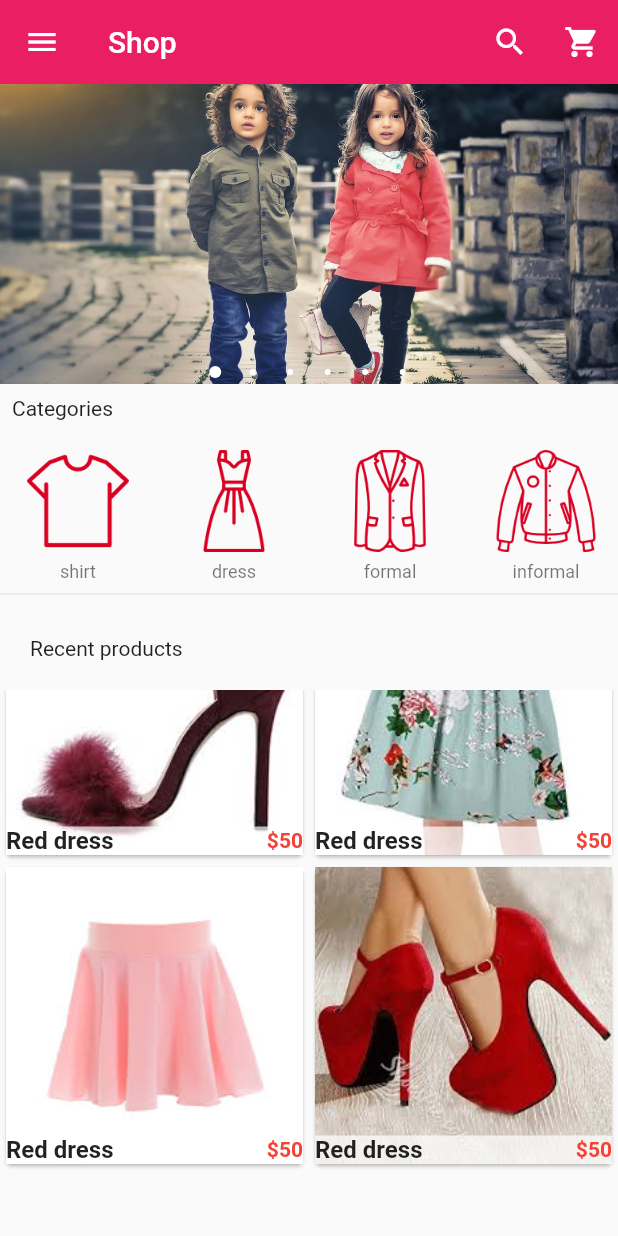
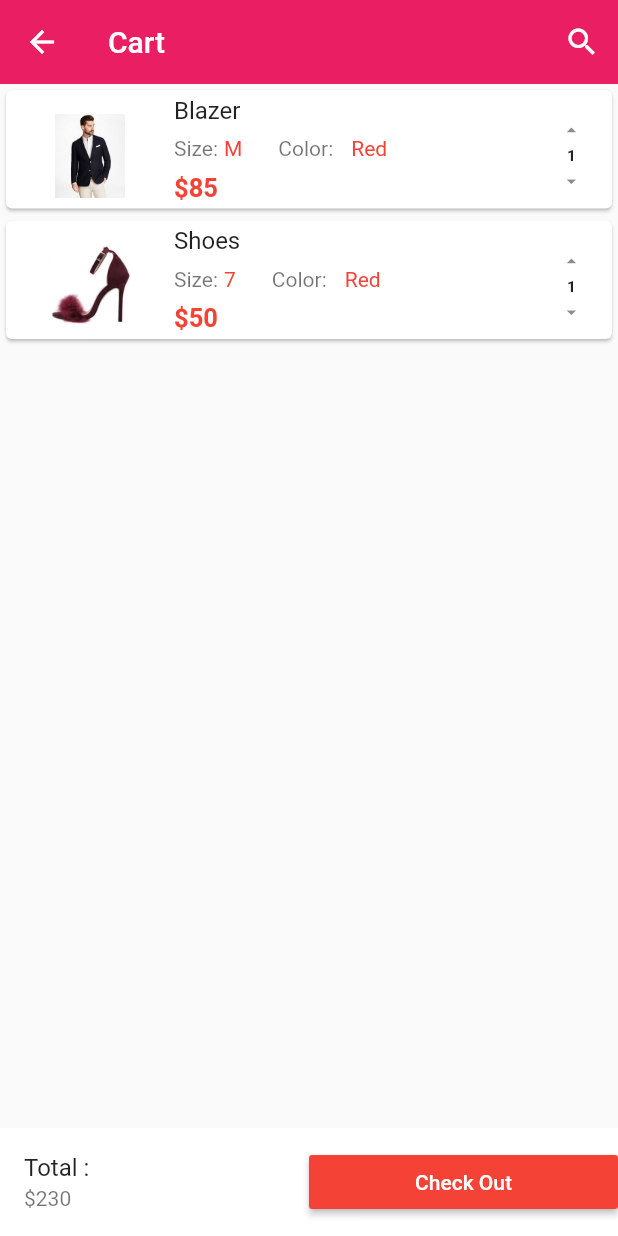
Before and after one commit to ferdinandmwal123/flutterecommerce, a Flutter app: the screen it shows after launch, scrolled down 298 dp, after a tap on the "shopping cart" icon, on a phone screen of 412 x 824 dp. Run offline on Flutter 3.47's test engine with Material 2 defaults, Android fonts, the phone set to English and light mode, and no system bars; drawn by our look-alikes of carousel_pro.

Commit message:
Second commit

```diff
--- /dev/null
+++ b/lib/cart.dart
@@ -0,0 +1,43 @@
+import 'package:flutter/material.dart';
+import 'cart_products.dart';
+
+class Cart extends StatefulWidget {
+  @override
+  _CartState createState() => _CartState();
+}
+
+class _CartState extends State<Cart> {
+  @override
+  Widget build(BuildContext context) {
+    return Scaffold(
+      appBar: new AppBar(
+        elevation: 0.0,
+        backgroundColor: Colors.pink,
+        title: Text('Cart'), // Padding(padding: const EdgeInsets.all(20.0),
+        // child: Text('Recent products'),),
+        actions: <Widget>[
+          new IconButton(
+              icon: Icon(
+                Icons.search,
+                color: Colors.white,
+              ),
+              onPressed: () {}),
+        ],
+      ),
+      body: CartProducts(),
+      bottomNavigationBar: new Container(color : Colors.white,
+      child: Row(children: <Widget>[
+        Expanded(child: ListTile(
+          title : Text("Total : "),
+          subtitle: Text("\$230")
+        ),),
+
+        Expanded(child: MaterialButton(onPressed: (){},
+        child: Text("Check Out", style: TextStyle(color : Colors.white),),color: Colors.red,)
+        )
+      ],
+      )
+      ),
+    );
+  }
+}
--- /dev/null
+++ b/lib/cart_products.dart
@@ -0,0 +1,103 @@
+import 'package:flutter/material.dart';
+
+class CartProducts extends StatefulWidget {
+  @override
+  _CartProductsState createState() => _CartProductsState();
+}
+
+class _CartProductsState extends State<CartProducts> {
+  var productsOnTheCart = [
+    {
+      "name": "Blazer",
+      "picture": "images/products/blazer1.jpeg",
+      "price": 85,
+      "size":"M",
+      "color": "Red",
+      "quantity": 1,
+    },
+      {
+      "name": "Shoes",
+      "picture": "images/products/hills1.jpeg",
+      "price": 50,
+      "size":"7",
+      "color": "Red",
+      "quantity": 1,
+    },
+
+  ];
+  @override
+  Widget build(BuildContext context) {
+    return ListView.builder(
+      itemCount: productsOnTheCart.length,
+      itemBuilder: (context, index){
+       return  SingleCartProduct(
+         cart_prod_name: productsOnTheCart[index]["name"],
+         cart_prod_color: productsOnTheCart[index]["color"],
+         cart_prod_qty: productsOnTheCart[index]["quantity"],
+         cart_prod_size: productsOnTheCart[index]["size"],
+         cart_prod_price: productsOnTheCart[index]["price"],
+         cart_prod_picture: productsOnTheCart[index]["picture"],
+       );
+      });
+  }
+}
+
+class SingleCartProduct extends StatelessWidget {
+  final cart_prod_name;
+  final cart_prod_picture;
+  final cart_prod_price;
+  final cart_prod_size;
+  final cart_prod_color;
+  final cart_prod_qty;
+
+  const SingleCartProduct({this.cart_prod_name, this.cart_prod_picture, this.cart_prod_price, this.cart_prod_size, this.cart_prod_color, this.cart_prod_qty});
+
+  @override
+  Widget build(BuildContext context) {
+    return Card(
+      child: ListTile(
+        leading: Image.asset(cart_prod_picture, width: 80.0, height: 80.0),
+        title : Text(cart_prod_name),
+        subtitle: Column(children: <Widget>[
+          Row(children: <Widget>[
+             Padding(
+               padding: const EdgeInsets.all(0.0),
+               child: Text("Size:"),
+             ),
+              Padding(
+               padding: const EdgeInsets.all(4.0),
+               child: Text(cart_prod_size, style: TextStyle(color: Colors.red),),
+             ),
+             Padding(padding: const EdgeInsets.fromLTRB(20.0, 8.0, 8.0, 8.0),
+             child: Text("Color:"),
+             ),
+             Padding(padding: const EdgeInsets.all(4.0),
+             child: Text(cart_prod_color, style: TextStyle(color: Colors.red),),
+             )
+          ],
+          ),
+
+            Container(
+              alignment: Alignment.topLeft,
+              child: Text("\$$cart_prod_price", style: TextStyle(fontSize: 17.0,fontWeight: FontWeight.bold,color: Colors.red
+              ),
+              )
+            )
+
+        ],
+        ),
+        trailing: FittedBox(
+            fit: BoxFit.fill,
+            child: Column(children:<Widget>[
+          IconButton(icon: Icon(Icons.arrow_drop_up),iconSize: 38, onPressed: (){},),
+          Text("$cart_prod_qty", style: TextStyle(fontSize: 25.0, fontWeight: FontWeight.bold),),
+          IconButton(icon: Icon(Icons.arrow_drop_down),iconSize: 38, onPressed: (){},)
+
+        ]
+        ),
+        ),
+      ),
+    );
+  }
+
+}
--- a/lib/main.dart
+++ b/lib/main.dart
@@ -1,5 +1,6 @@
 import 'package:carousel_pro/carousel_pro.dart';
 import 'package:flutter/material.dart';
+import 'package:flutter_ecommerce/cart.dart';
 import 'horizontal_list_view.dart';
 import 'products.dart';
 
@@ -56,7 +57,9 @@ class _HomePageState extends State<HomePage> {
                 Icons.shopping_cart,
                 color: Colors.white,
               ),
-              onPressed: () {})
+              onPressed: () {
+                Navigator.push(context, MaterialPageRoute(builder: (context) => new Cart()));
+              })
         ],
       ),
       drawer: new Drawer(
@@ -98,7 +101,8 @@ class _HomePageState extends State<HomePage> {
               ),
             ),
             InkWell(
-              onTap: () {},
+              onTap: () {Navigator.push(context, MaterialPageRoute(builder: (context) => new Cart()));
+              },
               child: ListTile(
                 title: Text('Shopping cart'),
                 leading: Icon(Icons.shopping_cart),
```
